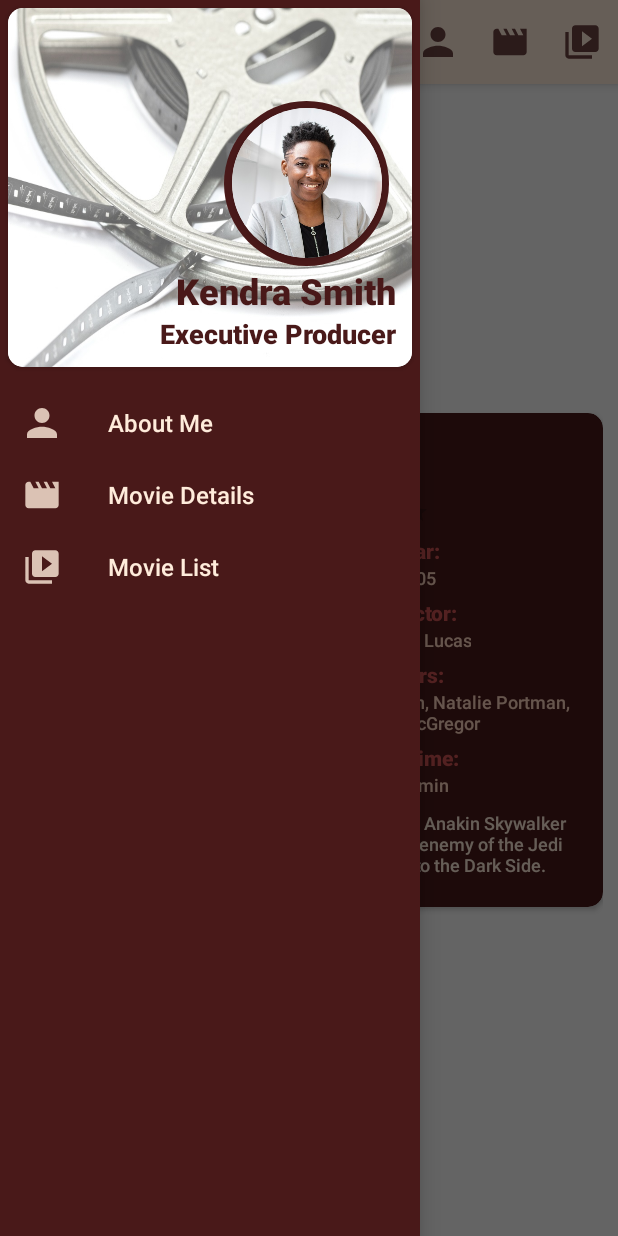
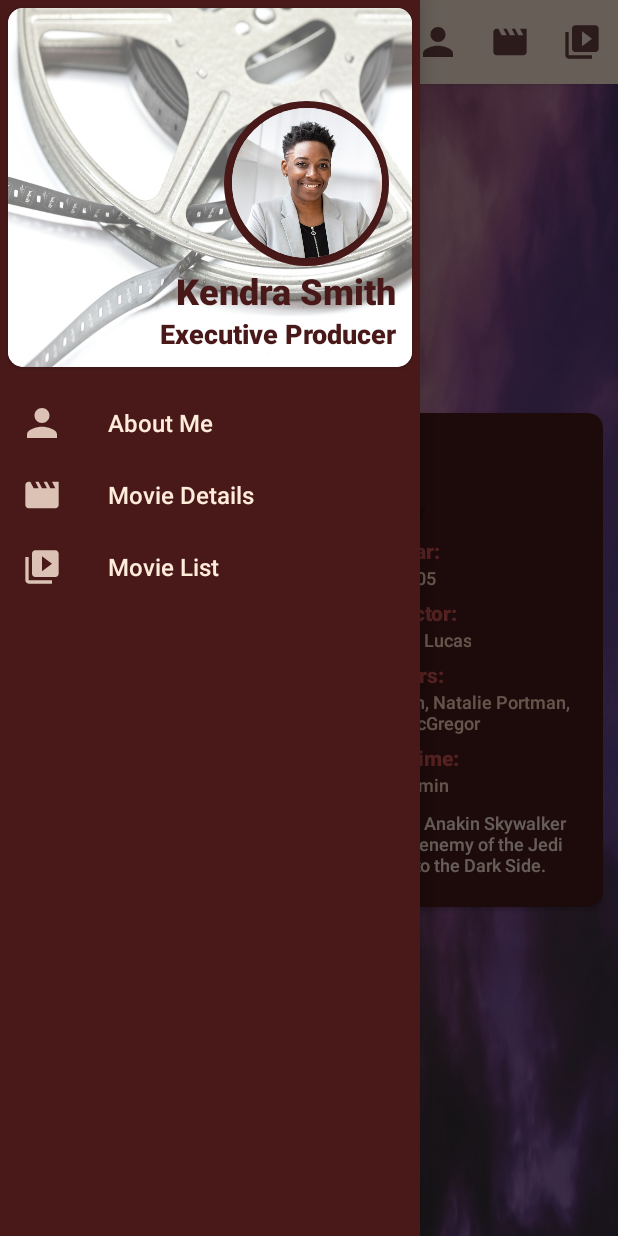
Before and after one commit to alia-io/MovieProfile, an Android app: the screen it shows after launch (MainActivity), with the side drawer open, on a phone screen of 412 x 824 dp. Run offline under Robolectric (Android 15) with nearby library versions, the phone set to English and light mode, and no system bars.

Commit message:
"about me" fragment added

```diff
--- a/app/src/main/res/drawable/profile_icon_background_style.xml
+++ b/app/src/main/res/drawable/profile_icon_background_style.xml
@@ -1,5 +1,5 @@
 <?xml version="1.0" encoding="utf-8"?>
 <shape xmlns:android="http://schemas.android.com/apk/res/android"
     android:shape="oval">
-    <solid android:color="@color/dark_border" />
+    <solid android:color="@color/dark_color" />
 </shape>
--- a/app/src/main/res/layout/activity_main.xml
+++ b/app/src/main/res/layout/activity_main.xml
@@ -4,16 +4,18 @@
     xmlns:app="http://schemas.android.com/apk/res-auto"
     xmlns:tools="http://schemas.android.com/tools"
     android:id="@+id/drawer"
+    android:background="@drawable/background_clouds"
     android:fitsSystemWindows="false"
     android:layout_width="match_parent"
     android:layout_height="match_parent"
     tools:context=".MainActivity">
     <androidx.constraintlayout.widget.ConstraintLayout
+
         android:layout_width="match_parent"
         android:layout_height="match_parent">
         <androidx.appcompat.widget.Toolbar
             android:id="@+id/action_bar"
-            android:background="@color/light_border"
+            android:background="@color/light_color"
             android:elevation="4dp"
             android:theme="@style/ThemeOverlay.AppCompat.ActionBar"
             app:popupTheme="@style/ThemeOverlay.AppCompat.Light"
@@ -40,10 +42,10 @@
         android:layout_gravity="start"
         app:headerLayout="@layout/header_layout"
         app:menu="@menu/task_menu"
-        app:itemIconTint="@color/light_border"
-        app:itemTextColor="@color/light_text"
+        app:itemIconTint="@color/light_color"
+        app:itemTextColor="@color/light_color"
         app:itemTextAppearance="@style/MenuItemStyle"
-        android:background="@color/dark_border"
+        android:background="@color/dark_color"
         android:layout_width="wrap_content"
         android:layout_height="match_parent" />
 </androidx.drawerlayout.widget.DrawerLayout>
--- a/app/src/main/res/layout/header_layout.xml
+++ b/app/src/main/res/layout/header_layout.xml
@@ -2,13 +2,13 @@
 <FrameLayout
     xmlns:android="http://schemas.android.com/apk/res/android"
     xmlns:app="http://schemas.android.com/apk/res-auto"
-    android:background="@color/dark_border"
+    android:background="@color/dark_color"
     android:layout_width="match_parent"
     android:layout_height="250dp">
     <androidx.cardview.widget.CardView
         app:cardCornerRadius="10dp"
         android:layout_margin="5dp"
-        android:background="@color/dark_border"
+        android:background="@color/dark_color"
         android:layout_width="match_parent"
         android:layout_height="match_parent">
         <RelativeLayout
@@ -25,7 +25,7 @@
                 android:layout_height="110dp" />
             <androidx.cardview.widget.CardView
                 app:cardCornerRadius="50dp"
-                android:background="@color/dark_border"
+                android:background="@color/dark_color"
                 android:layout_marginEnd="20dp"
                 android:layout_marginBottom="5dp"
                 android:layout_alignParentEnd="true"
@@ -42,7 +42,7 @@
                 android:id="@+id/tv_full_name"
                 android:text="@string/full_name"
                 android:textSize="24sp"
-                android:textColor="@color/dark_text"
+                android:textColor="@color/dark_color"
                 android:textStyle="bold"
                 android:layout_marginEnd="10dp"
                 android:layout_alignParentEnd="true"
@@ -53,7 +53,7 @@
                 android:id="@+id/tv_profession"
                 android:text="@string/profession"
                 android:textSize="18sp"
-                android:textColor="@color/dark_text"
+                android:textColor="@color/dark_color"
                 android:textStyle="bold"
                 android:layout_marginEnd="10dp"
                 android:layout_marginBottom="10dp"
--- a/app/src/main/res/layout/movie_detail_fragment.xml
+++ b/app/src/main/res/layout/movie_detail_fragment.xml
@@ -3,7 +3,7 @@
 <androidx.cardview.widget.CardView
     xmlns:android="http://schemas.android.com/apk/res/android"
     xmlns:app="http://schemas.android.com/apk/res-auto"
-    app:cardBackgroundColor="@color/dark_border"
+    app:cardBackgroundColor="@color/dark_color"
     app:cardCornerRadius="10dp"
     android:layout_gravity="center"
     android:layout_width="wrap_content"
@@ -127,7 +127,7 @@
             <TextView
                 android:id="@+id/tv_description"
                 style="@style/DefaultFontStyle"
-                android:textColor="@color/light_text"
+                android:textColor="@color/light_color"
                 android:textSize="12sp"
                 android:paddingTop="5dp"
                 android:gravity="center"
--- a/app/src/main/res/values/colors.xml
+++ b/app/src/main/res/values/colors.xml
@@ -7,11 +7,9 @@
     <color name="teal_700">#FF018786</color>
     <color name="black">#FF000000</color>
     <color name="white">#FFFFFFFF</color>
-    <color name="dark_border">#491919</color>
-    <color name="dark_text">#491919</color>
-    <color name="light_border">#FFECDB</color>
-    <color name="light_text">#FFECDB</color>
-    <color name="secondary_light_text">#FFD6C0</color>
+    <color name="dark_color">#491919</color>
+    <color name="light_color">#FFECDB</color>
+    <color name="secondary_light_color">#FFD6C0</color>
     <color name="star_color">#FBFF12</color>
     <color name="movie_title_color">#2AB7CA</color>
     <color name="fragment_field_color">#D05353</color>
--- a/app/src/main/res/values/strings.xml
+++ b/app/src/main/res/values/strings.xml
@@ -15,4 +15,9 @@
     <string name="director_title">Director:</string>
     <string name="stars_title">Stars:</string>
     <string name="runtime_title">Runtime:</string>
+    <!--About Me Fragment Fields-->
+    <string name="profession_title">Profession:</string>
+    <string name="email_title">Email:</string>
+    <string name="about_me_title">About Me:</string>
+    <string name="about_me_text">Hello! My name is Kendra Smith, and I\'ve been an Executive Producer for 7 years. Feel free to explore some of my favorite movies!</string>
 </resources>
--- a/app/src/main/res/values/themes.xml
+++ b/app/src/main/res/values/themes.xml
@@ -8,7 +8,7 @@
         <item name="android:fontFamily">sans-serif-medium</item>
     </style>
     <style name="DefaultFontStyle" parent="SansSerifFont">
-        <item name="android:textColor">@color/light_text</item>
+        <item name="android:textColor">@color/light_color</item>
     </style>
     <style name="MenuItemStyle" parent="DefaultFontStyle">
         <item name="android:textSize">16sp</item>
@@ -30,7 +30,7 @@
         <item name="android:layout_height">wrap_content</item>
     </style>
     <style name="MovieFragmentDataStyle" parent="SansSerifFont">
-        <item name="android:textColor">@color/secondary_light_text</item>
+        <item name="android:textColor">@color/secondary_light_color</item>
         <item name="android:textSize">12sp</item>
         <item name="android:gravity">center</item>
         <item name="android:layout_width">wrap_content</item>
```
Also changed, not shown: app/src/main/java/com/example/movieprofile/AboutMeFragment.java (added, +15 -0 lines), app/src/main/java/com/example/movieprofile/MainActivity.java (+11 -8 lines), app/src/main/res/layout/about_me_fragment.xml (added, +85 -0 lines), app/src/main/res/drawable/background_clouds.jpg (added).
